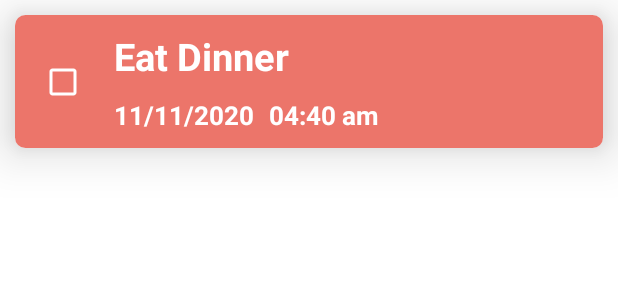
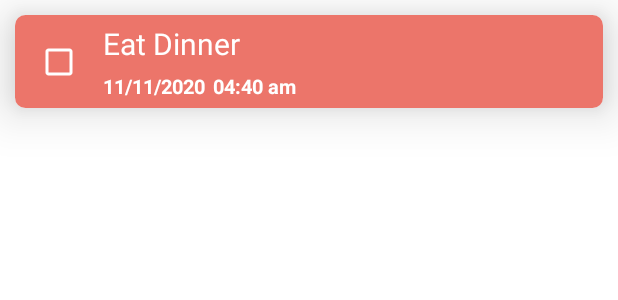
Before and after one commit to NusaibaNizam/ToDo, an Android app: the layout todo_row.xml on its own in the app's theme, with its tools: preview values and no code run, on a phone screen of 412 x 824 dp. Shown: the top 300 px of the screen. Run offline under Robolectric (Android 15) with nearby library versions, the phone set to English and light mode, and no system bars.

Commit message:
Delete Complete

```diff
--- a/app/src/main/java/com/saranusaibanizam/todo/AddTodoFragment.kt
+++ b/app/src/main/java/com/saranusaibanizam/todo/AddTodoFragment.kt
@@ -45,9 +45,7 @@ class AddTodoFragment : Fragment() {
         binding.saveBT.setOnClickListener {
             if(!TextUtils.isEmpty(binding.todoET.text)){
                 val name=binding.todoET.text.toString()
-                if(date>time){
-                    time=toDoViewModel.getCorretctTime(time,date)
-                }
+                time=toDoViewModel.getCorrectTime(time,date)
                 val todo=ToDoModel(name = name,priority = priority,date = date,time = time)
                 toDoViewModel.addToDo(todo)
                 findNavController().navigate(R.id.action_addTodoFragment_to_todoListFragment)
@@ -84,7 +82,7 @@ class AddTodoFragment : Fragment() {
     }
     private fun setTimeListener(view:View){
         view.setOnClickListener {
-            TimePickerFragment(date) {
+            TimePickerFragment {
                 time = it
                 binding.timeTV.text = SimpleDateFormat("hh:mm a").format(Date(time))
             }.show(childFragmentManager,"Time Picker")
--- a/app/src/main/java/com/saranusaibanizam/todo/TimePickerFragment.kt
+++ b/app/src/main/java/com/saranusaibanizam/todo/TimePickerFragment.kt
@@ -7,10 +7,9 @@ import android.widget.TimePicker
 import androidx.fragment.app.DialogFragment
 import java.util.*
 
-class TimePickerFragment(val date:Long,val listener: (Long)->Unit):DialogFragment(), TimePickerDialog.OnTimeSetListener {
+class TimePickerFragment(val listener: (Long)->Unit):DialogFragment(), TimePickerDialog.OnTimeSetListener {
     override fun onCreateDialog(savedInstanceState: Bundle?): Dialog {
         val cal=Calendar.getInstance()
-        cal.timeInMillis=date
         val hour=cal.get(Calendar.HOUR_OF_DAY)
         val minute=cal.get(Calendar.MINUTE)
         return TimePickerDialog(requireActivity(),this,hour,minute,false)
@@ -18,7 +17,6 @@ class TimePickerFragment(val date:Long,val listener: (Long)->Unit):DialogFragmen
 
     override fun onTimeSet(view: TimePicker?, hourOfDay: Int, minute: Int) {
         val cal=Calendar.getInstance()
-        cal.timeInMillis=date
         cal.set(cal.get(Calendar.YEAR),cal.get(Calendar.MONTH),cal.get(Calendar.DAY_OF_MONTH),hourOfDay,minute)
         listener.invoke(cal.timeInMillis)
     }
--- a/app/src/main/res/drawable/ic_delete.xml
+++ /dev/null
@@ -1,5 +0,0 @@
-<vector android:height="24dp" android:viewportHeight="512.016"
-    android:viewportWidth="512.016" android:width="24dp" xmlns:android="http://schemas.android.com/apk/res/android">
-    <path android:fillColor="#ffffff" android:pathData="m428.98,173.549l-213.132,0l95.443,-95.443c5.272,-5.272 5.272,-13.82 0,-19.094l-24.185,-24.185c-12.302,-12.302 -32.248,-12.302 -44.551,0l-24.867,24.868 -12.73,-12.73c-14.036,-14.037 -36.877,-14.036 -50.915,0l-49.642,49.642c-14.037,14.037 -14.037,36.878 0,50.916l12.729,12.73 -24.867,24.867c-12.302,12.302 -12.302,32.248 0,44.551l24.185,24.185c5.271,5.272 13.82,5.273 19.093,0l34.219,-34.219l0,208.274c0,32.311 26.194,58.504 58.504,58.504l142.211,0c32.311,0 58.504,-26.194 58.504,-58.504zM136.224,141.159 L123.496,128.43c-3.509,-3.509 -3.509,-9.22 0,-12.73l49.642,-49.642c3.51,-3.51 9.22,-3.509 12.729,0l12.729,12.73zM252.804,410.81c0,7.456 -6.044,13.501 -13.501,13.501s-13.501,-6.044 -13.501,-13.501l0,-161.654c0,-7.456 6.044,-13.501 13.501,-13.501s13.501,6.044 13.501,13.501zM312.871,410.81c0,7.456 -6.044,13.501 -13.501,13.501s-13.501,-6.044 -13.501,-13.501l0,-161.654c0,-7.456 6.044,-13.501 13.501,-13.501s13.501,6.044 13.501,13.501zM372.938,410.81c0,7.456 -6.044,13.501 -13.501,13.501s-13.501,-6.044 -13.501,-13.501l0,-161.654c0,-7.456 6.044,-13.501 13.501,-13.501s13.501,6.044 13.501,13.501z"/>
-    <path android:fillColor="#ffffff" android:pathData="m314.409,127.794c-8.236,2.871 -14.014,10.225 -14.968,18.758l129.539,0l0,-22.439c0,-15.407 -15.16,-26.25 -29.72,-21.314l-84.571,24.905c-0.091,0.026 -0.19,0.062 -0.28,0.09z"/>
-</vector>
--- a/app/src/main/res/drawable/ic_delete_accent.xml
+++ b/app/src/main/res/drawable/ic_delete_accent.xml
@@ -1,5 +1,5 @@
-<vector android:height="24dp" android:viewportHeight="512.016"
-    android:viewportWidth="512.016" android:width="24dp" xmlns:android="http://schemas.android.com/apk/res/android">
+<vector android:height="32dp" android:viewportHeight="512.016"
+    android:viewportWidth="512.016" android:width="32dp" xmlns:android="http://schemas.android.com/apk/res/android">
     <path android:fillColor="#e6104d" android:pathData="m428.98,173.549l-213.132,0l95.443,-95.443c5.272,-5.272 5.272,-13.82 0,-19.094l-24.185,-24.185c-12.302,-12.302 -32.248,-12.302 -44.551,0l-24.867,24.868 -12.73,-12.73c-14.036,-14.037 -36.877,-14.036 -50.915,0l-49.642,49.642c-14.037,14.037 -14.037,36.878 0,50.916l12.729,12.73 -24.867,24.867c-12.302,12.302 -12.302,32.248 0,44.551l24.185,24.185c5.271,5.272 13.82,5.273 19.093,0l34.219,-34.219l0,208.274c0,32.311 26.194,58.504 58.504,58.504l142.211,0c32.311,0 58.504,-26.194 58.504,-58.504zM136.224,141.159 L123.496,128.43c-3.509,-3.509 -3.509,-9.22 0,-12.73l49.642,-49.642c3.51,-3.51 9.22,-3.509 12.729,0l12.729,12.73zM252.804,410.81c0,7.456 -6.044,13.501 -13.501,13.501s-13.501,-6.044 -13.501,-13.501l0,-161.654c0,-7.456 6.044,-13.501 13.501,-13.501s13.501,6.044 13.501,13.501zM312.871,410.81c0,7.456 -6.044,13.501 -13.501,13.501s-13.501,-6.044 -13.501,-13.501l0,-161.654c0,-7.456 6.044,-13.501 13.501,-13.501s13.501,6.044 13.501,13.501zM372.938,410.81c0,7.456 -6.044,13.501 -13.501,13.501s-13.501,-6.044 -13.501,-13.501l0,-161.654c0,-7.456 6.044,-13.501 13.501,-13.501s13.501,6.044 13.501,13.501z"/>
     <path android:fillColor="#e6104d" android:pathData="m314.409,127.794c-8.236,2.871 -14.014,10.225 -14.968,18.758l129.539,0l0,-22.439c0,-15.407 -15.16,-26.25 -29.72,-21.314l-84.571,24.905c-0.091,0.026 -0.19,0.062 -0.28,0.09z"/>
 </vector>
--- a/app/src/main/res/layout/todo_row.xml
+++ b/app/src/main/res/layout/todo_row.xml
@@ -24,10 +24,9 @@
                 android:id="@+id/timeRowTV"
                 android:layout_width="wrap_content"
                 android:layout_height="wrap_content"
-                android:layout_margin="10dp"
-                android:layout_marginBottom="10dp"
+                android:layout_margin="5dp"
                 android:textColor="@color/white"
-                android:textSize="17dp"
+                android:textSize="13dp"
                 android:textStyle="bold"
                 app:layout_constraintBottom_toBottomOf="parent"
                 app:layout_constraintStart_toEndOf="@+id/dateRowTV"
@@ -39,7 +38,7 @@
                 android:id="@+id/isDoneCB"
                 android:layout_width="wrap_content"
                 android:layout_height="wrap_content"
-                android:layout_marginStart="8dp"
+                android:layout_marginStart="5dp"
                 android:buttonTint="@color/white"
                 app:layout_constraintBottom_toBottomOf="parent"
                 app:layout_constraintStart_toStartOf="parent"
@@ -53,12 +52,9 @@
                 android:id="@+id/todoTV"
                 android:layout_width="0dp"
                 android:layout_height="wrap_content"
-                android:layout_margin="10dp"
-                android:layout_marginStart="10dp"
-                android:layout_marginTop="8dp"
+                android:layout_margin="5dp"
                 android:textColor="@color/white"
-                android:textSize="25dp"
-                android:textStyle="bold"
+                android:textSize="20dp"
                 app:layout_constraintEnd_toEndOf="parent"
                 app:layout_constraintHorizontal_bias="0.0"
                 app:layout_constraintStart_toEndOf="@+id/isDoneCB"
@@ -69,10 +65,9 @@
                 android:id="@+id/dateRowTV"
                 android:layout_width="wrap_content"
                 android:layout_height="wrap_content"
-                android:layout_margin="10dp"
-                android:layout_marginBottom="10dp"
+                android:layout_margin="5dp"
                 android:textColor="@color/white"
-                android:textSize="17dp"
+                android:textSize="13dp"
                 android:textStyle="bold"
                 app:layout_constraintBottom_toBottomOf="parent"
                 app:layout_constraintStart_toEndOf="@+id/isDoneCB"
--- a/app/src/main/res/values/colors.xml
+++ b/app/src/main/res/values/colors.xml
@@ -8,6 +8,7 @@
     <color name="black">#FF000000</color>
     <color name="white">#FFFFFFFF</color>
     <color name="accent">#E6104D</color>
+    <color name="delete">#FFDEDE</color>
     <color name="primary">#E13776</color>
     <color name="high">#E13776</color>
     <color name="normal">#EC756A</color>
```
Also changed, not shown: app/src/main/java/com/saranusaibanizam/todo/ToDoAdapter.kt (+55 -3 lines), app/src/main/java/com/saranusaibanizam/todo/ToDoViewModel.kt (+9 -7 lines).
